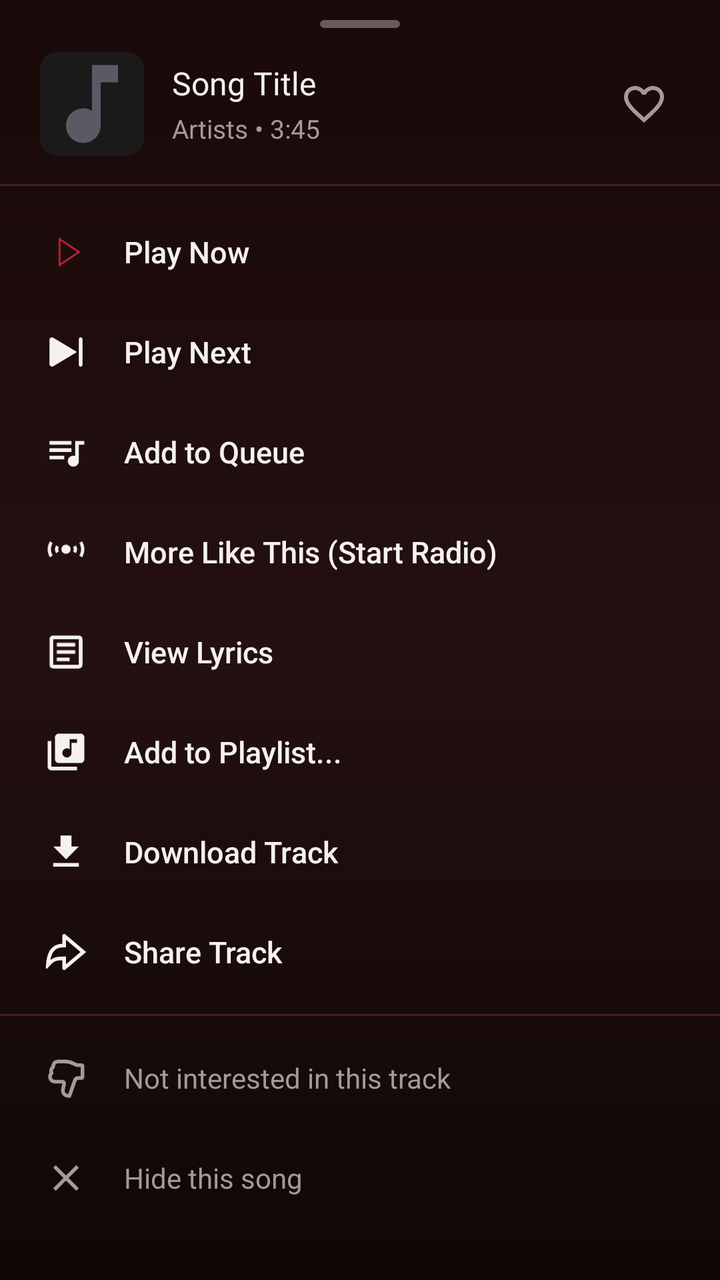
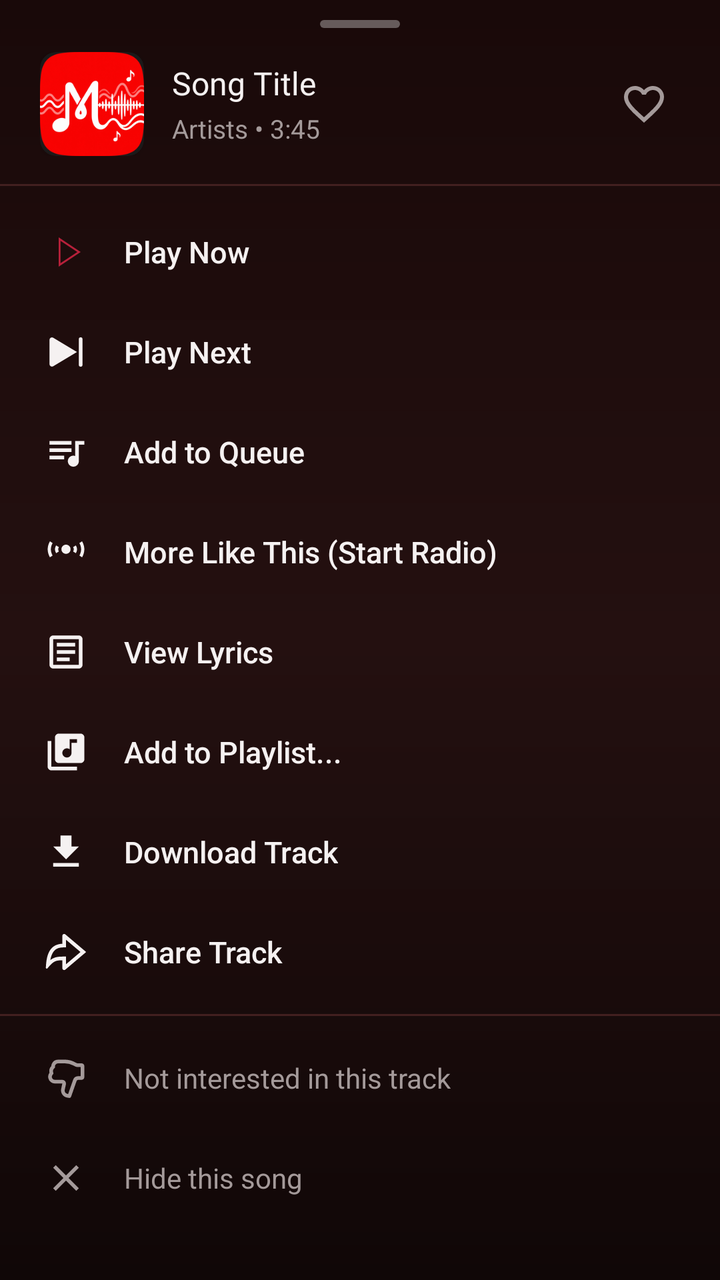

Before-and-after screenshots of an Android layout around one commit, followed by the original layout XML and the change that was made.
<!-- AndroidManifest.xml: application theme Theme.BraveMusicPlayer -->
<!-- res/layout/dialog_song_options.xml -->
<?xml version="1.0" encoding="utf-8"?>
<LinearLayout xmlns:android="http://schemas.android.com/apk/res/android"
    xmlns:app="http://schemas.android.com/apk/res-auto"
    android:layout_width="match_parent"
    android:layout_height="wrap_content"
    android:background="@drawable/bg_now_playing_sheet"
    android:orientation="vertical"
    android:paddingTop="8dp"
    android:paddingBottom="24dp">

    
    <ImageView
        android:layout_width="wrap_content"
        android:layout_height="wrap_content"
        android:layout_gravity="center_horizontal"
        android:layout_marginTop="2dp"
        android:layout_marginBottom="12dp"
        android:importantForAccessibility="no"
        android:src="@drawable/single_bar_drag_handle" />

    
    <LinearLayout
        android:layout_width="match_parent"
        android:layout_height="wrap_content"
        android:gravity="center_vertical"
        android:orientation="horizontal"
        android:paddingStart="20dp"
        android:paddingEnd="16dp"
        android:paddingBottom="14dp">

        <androidx.cardview.widget.CardView
            android:layout_width="52dp"
            android:layout_height="52dp"
            app:cardBackgroundColor="@color/surfaceCard"
            app:cardCornerRadius="8dp"
            app:cardElevation="2dp">

            <ImageView
                android:id="@+id/ivSongOptionArtwork"
                android:layout_width="match_parent"
                android:layout_height="match_parent"
                android:contentDescription="Song artwork"
                android:scaleType="centerCrop"
                android:src="@drawable/ic_music_note" />
        </androidx.cardview.widget.CardView>

        <LinearLayout
            android:layout_width="0dp"
            android:layout_height="wrap_content"
            android:layout_marginStart="14dp"
            android:layout_weight="1"
            android:orientation="vertical">

            <TextView
                android:id="@+id/tvSongOptionTitle"
                android:layout_width="wrap_content"
                android:layout_height="wrap_content"
                android:ellipsize="end"
                android:fontFamily="@font/youtube_sans_bold_font"
                android:maxLines="1"
                android:text="Song Title"
                android:textColor="@color/textPrimary"
                android:textSize="16sp" />

            <TextView
                android:id="@+id/tvSongOptionArtists"
                android:layout_width="wrap_content"
                android:layout_height="wrap_content"
                android:layout_marginTop="3dp"
                android:ellipsize="end"
                android:fontFamily="sans-serif"
                android:maxLines="1"
                android:text="Artists • 3:45"
                android:textColor="@color/textSecondary"
                android:textSize="13sp" />
        </LinearLayout>

        
        <ImageView
            android:id="@+id/btnSongOptionLike"
            android:layout_width="44dp"
            android:layout_height="44dp"
            android:background="?android:attr/selectableItemBackgroundBorderless"
            android:contentDescription="Favorite track"
            android:padding="10dp"
            android:src="@drawable/ic_heart_outline"
            app:tint="@color/textSecondary" />
    </LinearLayout>

    <View
        android:layout_width="match_parent"
        android:layout_height="1dp"
        android:background="@color/borderSubtle" />

    
    <androidx.core.widget.NestedScrollView
        android:layout_width="match_parent"
        android:layout_height="wrap_content"
        android:overScrollMode="never">

        <LinearLayout
            android:id="@+id/layoutSongOptionsList"
            android:layout_width="match_parent"
            android:layout_height="wrap_content"
            android:orientation="vertical"
            android:paddingTop="8dp"
            android:paddingBottom="16dp">

            
            <LinearLayout
                android:id="@+id/optPlayNow"
                android:layout_width="match_parent"
                android:layout_height="50dp"
                android:background="?android:attr/selectableItemBackground"
                android:clickable="true"
                android:focusable="true"
                android:gravity="center_vertical"
                android:orientation="horizontal"
                android:paddingStart="22dp"
                android:paddingEnd="20dp">

                <ImageView
                    android:layout_width="22dp"
                    android:layout_height="22dp"
                    android:importantForAccessibility="no"
                    android:src="@drawable/ic_ytm_play"
                    app:tint="@color/accentPrimary" />

                <TextView
                    android:layout_width="wrap_content"
                    android:layout_height="wrap_content"
                    android:layout_marginStart="18dp"
                    android:fontFamily="sans-serif-medium"
                    android:text="Play Now"
                    android:textColor="@color/textPrimary"
                    android:textSize="15sp" />
            </LinearLayout>

            
            <LinearLayout
                android:id="@+id/optPlayNext"
                android:layout_width="match_parent"
                android:layout_height="50dp"
                android:background="?android:attr/selectableItemBackground"
                android:clickable="true"
                android:focusable="true"
                android:gravity="center_vertical"
                android:orientation="horizontal"
                android:paddingStart="22dp"
                android:paddingEnd="20dp">

                <ImageView
                    android:layout_width="22dp"
                    android:layout_height="22dp"
                    android:importantForAccessibility="no"
                    android:src="@drawable/ic_ytm_skip_next"
                    app:tint="@color/textPrimary" />

                <TextView
                    android:layout_width="wrap_content"
                    android:layout_height="wrap_content"
                    android:layout_marginStart="18dp"
                    android:fontFamily="sans-serif-medium"
                    android:text="Play Next"
                    android:textColor="@color/textPrimary"
                    android:textSize="15sp" />
            </LinearLayout>

            
            <LinearLayout
                android:id="@+id/optAddToQueue"
                android:layout_width="match_parent"
                android:layout_height="50dp"
                android:background="?android:attr/selectableItemBackground"
                android:clickable="true"
                android:focusable="true"
                android:gravity="center_vertical"
                android:orientation="horizontal"
                android:paddingStart="22dp"
                android:paddingEnd="20dp">

                <ImageView
                    android:layout_width="22dp"
                    android:layout_height="22dp"
                    android:importantForAccessibility="no"
                    android:src="@drawable/ic_queue_music"
                    app:tint="@color/textPrimary" />

                <TextView
                    android:layout_width="wrap_content"
                    android:layout_height="wrap_content"
                    android:layout_marginStart="18dp"
                    android:fontFamily="sans-serif-medium"
                    android:text="Add to Queue"
                    android:textColor="@color/textPrimary"
                    android:textSize="15sp" />
            </LinearLayout>

            
            <LinearLayout
                android:id="@+id/optStartRadio"
                android:layout_width="match_parent"
                android:layout_height="50dp"
                android:background="?android:attr/selectableItemBackground"
                android:clickable="true"
                android:focusable="true"
                android:gravity="center_vertical"
                android:orientation="horizontal"
                android:paddingStart="22dp"
                android:paddingEnd="20dp">

                <ImageView
                    android:layout_width="22dp"
                    android:layout_height="22dp"
                    android:importantForAccessibility="no"
                    android:src="@drawable/ic_radio"
                    app:tint="@color/textPrimary" />

                <TextView
                    android:layout_width="wrap_content"
                    android:layout_height="wrap_content"
                    android:layout_marginStart="18dp"
                    android:fontFamily="sans-serif-medium"
                    android:text="More Like This (Start Radio)"
                    android:textColor="@color/textPrimary"
                    android:textSize="15sp" />
            </LinearLayout>

            
            <LinearLayout
                android:id="@+id/optLyrics"
                android:layout_width="match_parent"
                android:layout_height="50dp"
                android:background="?android:attr/selectableItemBackground"
                android:clickable="true"
                android:focusable="true"
                android:gravity="center_vertical"
                android:orientation="horizontal"
                android:paddingStart="22dp"
                android:paddingEnd="20dp">

                <ImageView
                    android:layout_width="22dp"
                    android:layout_height="22dp"
                    android:importantForAccessibility="no"
                    android:src="@drawable/ic_lyrics"
                    app:tint="@color/textPrimary" />

                <TextView
                    android:layout_width="wrap_content"
                    android:layout_height="wrap_content"
                    android:layout_marginStart="18dp"
                    android:fontFamily="sans-serif-medium"
                    android:text="View Lyrics"
                    android:textColor="@color/textPrimary"
                    android:textSize="15sp" />
            </LinearLayout>

            
            <LinearLayout
                android:id="@+id/layoutSongOptionArtists"
                android:layout_width="match_parent"
                android:layout_height="wrap_content"
                android:orientation="vertical" />

            
            <LinearLayout
                android:id="@+id/optAddToPlaylist"
                android:layout_width="match_parent"
                android:layout_height="50dp"
                android:background="?android:attr/selectableItemBackground"
                android:clickable="true"
                android:focusable="true"
                android:gravity="center_vertical"
                android:orientation="horizontal"
                android:paddingStart="22dp"
                android:paddingEnd="20dp">

                <ImageView
                    android:layout_width="22dp"
                    android:layout_height="22dp"
                    android:importantForAccessibility="no"
                    android:src="@drawable/ic_library_music"
                    app:tint="@color/textPrimary" />

                <TextView
                    android:layout_width="wrap_content"
                    android:layout_height="wrap_content"
                    android:layout_marginStart="18dp"
                    android:fontFamily="sans-serif-medium"
                    android:text="Add to Playlist..."
                    android:textColor="@color/textPrimary"
                    android:textSize="15sp" />
            </LinearLayout>

            
            <LinearLayout
                android:id="@+id/optDownload"
                android:layout_width="match_parent"
                android:layout_height="50dp"
                android:background="?android:attr/selectableItemBackground"
                android:clickable="true"
                android:focusable="true"
                android:gravity="center_vertical"
                android:orientation="horizontal"
                android:paddingStart="22dp"
                android:paddingEnd="20dp">

                <ImageView
                    android:id="@+id/ivDownloadIcon"
                    android:layout_width="22dp"
                    android:layout_height="22dp"
                    android:importantForAccessibility="no"
                    android:src="@drawable/ic_download"
                    app:tint="@color/textPrimary" />

                <TextView
                    android:id="@+id/tvDownloadText"
                    android:layout_width="wrap_content"
                    android:layout_height="wrap_content"
                    android:layout_marginStart="18dp"
                    android:fontFamily="sans-serif-medium"
                    android:text="Download Track"
                    android:textColor="@color/textPrimary"
                    android:textSize="15sp" />
            </LinearLayout>

            
            <LinearLayout
                android:id="@+id/optShare"
                android:layout_width="match_parent"
                android:layout_height="50dp"
                android:background="?android:attr/selectableItemBackground"
                android:clickable="true"
                android:focusable="true"
                android:gravity="center_vertical"
                android:orientation="horizontal"
                android:paddingStart="22dp"
                android:paddingEnd="20dp">

                <ImageView
                    android:layout_width="22dp"
                    android:layout_height="22dp"
                    android:importantForAccessibility="no"
                    android:src="@drawable/ic_ytm_share"
                    app:tint="@color/textPrimary" />

                <TextView
                    android:layout_width="wrap_content"
                    android:layout_height="wrap_content"
                    android:layout_marginStart="18dp"
                    android:fontFamily="sans-serif-medium"
                    android:text="Share Track"
                    android:textColor="@color/textPrimary"
                    android:textSize="15sp" />
            </LinearLayout>

            
            <LinearLayout
                android:id="@+id/optRemoveFromPlaylist"
                android:layout_width="match_parent"
                android:layout_height="50dp"
                android:background="?android:attr/selectableItemBackground"
                android:clickable="true"
                android:focusable="true"
                android:gravity="center_vertical"
                android:orientation="horizontal"
                android:paddingStart="22dp"
                android:paddingEnd="20dp"
                android:visibility="gone">

                <ImageView
                    android:layout_width="22dp"
                    android:layout_height="22dp"
                    android:importantForAccessibility="no"
                    android:src="@drawable/ic_delete"
                    app:tint="@color/accentPrimary" />

                <TextView
                    android:id="@+id/tvRemoveFromPlaylistText"
                    android:layout_width="wrap_content"
                    android:layout_height="wrap_content"
                    android:layout_marginStart="18dp"
                    android:fontFamily="sans-serif-medium"
                    android:text="Remove from Playlist"
                    android:textColor="@color/accentPrimary"
                    android:textSize="15sp" />
            </LinearLayout>

            
            <View
                android:layout_width="match_parent"
                android:layout_height="1dp"
                android:layout_marginTop="6dp"
                android:layout_marginBottom="6dp"
                android:background="@color/borderSubtle" />

            
            <LinearLayout
                android:id="@+id/optNotInterested"
                android:layout_width="match_parent"
                android:layout_height="50dp"
                android:background="?android:attr/selectableItemBackground"
                android:clickable="true"
                android:focusable="true"
                android:gravity="center_vertical"
                android:orientation="horizontal"
                android:paddingStart="22dp"
                android:paddingEnd="20dp">

                <ImageView
                    android:layout_width="22dp"
                    android:layout_height="22dp"
                    android:importantForAccessibility="no"
                    android:src="@drawable/ic_ytm_thumb_down_outline"
                    app:tint="@color/textSecondary" />

                <TextView
                    android:layout_width="wrap_content"
                    android:layout_height="wrap_content"
                    android:layout_marginStart="18dp"
                    android:fontFamily="sans-serif"
                    android:text="Not interested in this track"
                    android:textColor="@color/textSecondary"
                    android:textSize="14sp" />
            </LinearLayout>

            
            <LinearLayout
                android:id="@+id/optHideSong"
                android:layout_width="match_parent"
                android:layout_height="50dp"
                android:background="?android:attr/selectableItemBackground"
                android:clickable="true"
                android:focusable="true"
                android:gravity="center_vertical"
                android:orientation="horizontal"
                android:paddingStart="22dp"
                android:paddingEnd="20dp">

                <ImageView
                    android:layout_width="22dp"
                    android:layout_height="22dp"
                    android:importantForAccessibility="no"
                    android:src="@drawable/ic_close"
                    app:tint="@color/textSecondary" />

                <TextView
                    android:id="@+id/tvHideSongText"
                    android:layout_width="wrap_content"
                    android:layout_height="wrap_content"
                    android:layout_marginStart="18dp"
                    android:fontFamily="sans-serif"
                    android:text="Hide this song"
                    android:textColor="@color/textSecondary"
                    android:textSize="14sp" />
            </LinearLayout>

            
            <LinearLayout
                android:id="@+id/optSettings"
                android:layout_width="match_parent"
                android:layout_height="50dp"
                android:background="?android:attr/selectableItemBackground"
                android:clickable="true"
                android:focusable="true"
                android:gravity="center_vertical"
                android:orientation="horizontal"
                android:paddingStart="22dp"
                android:paddingEnd="20dp">

                <ImageView
                    android:layout_width="22dp"
                    android:layout_height="22dp"
                    android:importantForAccessibility="no"
                    android:src="@drawable/ic_settings"
                    app:tint="@color/textSecondary" />

                <TextView
                    android:layout_width="wrap_content"
                    android:layout_height="wrap_content"
                    android:layout_marginStart="18dp"
                    android:fontFamily="sans-serif"
                    android:text="Playback &amp; Recommendation Settings"
                    android:textColor="@color/textSecondary"
                    android:textSize="14sp" />
            </LinearLayout>
        </LinearLayout>
    </androidx.core.widget.NestedScrollView>
</LinearLayout>
<!-- resources referenced by this layout -->
<resources>
  <color name="accentPrimary">#B8203A</color>
  <color name="borderSubtle">#422020</color>
  <color name="surfaceCard">#1B1919</color>
  <color name="textPrimary">#F5F1F1</color>
  <color name="textSecondary">#A49A9A</color>
  <!-- drawable ic_close (drawable) -->
  <vector xmlns:android="http://schemas.android.com/apk/res/android"
      android:width="24dp"
      android:height="24dp"
      android:viewportWidth="24"
      android:viewportHeight="24">
      <path
          android:fillColor="#FFFFFFFF"
          android:pathData="M19,6.41L17.59,5 12,10.59 6.41,5 5,6.41 10.59,12 5,17.59 6.41,19 12,13.41 17.59,19 19,17.59 13.41,12z"/>
  </vector>
  <!-- drawable ic_delete (drawable) -->
  <vector xmlns:android="http://schemas.android.com/apk/res/android"
      android:width="24dp"
      android:height="24dp"
      android:viewportWidth="24"
      android:viewportHeight="24">
    <path
        android:fillColor="@color/white_primary"
        android:pathData="M6,19c0,1.1 0.9,2 2,2h8c1.1,0 2,-0.9 2,-2V7H6v12zM19,4h-3.5l-1,-1h-5l-1,1H5v2h14V4z"/>
  </vector>
  <!-- drawable ic_download (drawable) -->
  <vector xmlns:android="http://schemas.android.com/apk/res/android"
      android:width="24dp"
      android:height="24dp"
      android:viewportWidth="24"
      android:viewportHeight="24">
    <path
        android:fillColor="@android:color/white"
        android:pathData="M19,9h-4V3H9v6H5l7,7 7,-7zM5,18v2h14v-2H5z"/>
  </vector>
  <!-- drawable ic_music_note (drawable) -->
  <vector xmlns:android="http://schemas.android.com/apk/res/android"
      android:width="24dp"
      android:height="24dp"
      android:viewportWidth="24"
      android:viewportHeight="24">
      <path
          android:fillColor="#5A5A64"
          android:pathData="M12,3v10.55c-0.59,-0.34 -1.27,-0.55 -2,-0.55 -2.21,0 -4,1.79 -4,4s1.79,4 4,4 4,-1.79 4,-4V7h4V3h-6z"/>
  </vector>
  <!-- drawable ic_ytm_play (drawable) -->
  <?xml version="1.0" encoding="utf-8"?>
  <vector  android:height="24.0dp" android:width="24.0dp" android:viewportWidth="24.0" android:viewportHeight="24.0"
    xmlns:android="http://schemas.android.com/apk/res/android">
      <path android:fillColor="@android:color/white" android:pathData="M9,5.87L18.2,12L9,18.13V5.87M8,4v16l12,-8L8,4L8,4z" />
  </vector>
  <!-- drawable single_bar_drag_handle (drawable) -->
  <?xml version="1.0" encoding="utf-8"?>
  <shape android:shape="rectangle"
    xmlns:android="http://schemas.android.com/apk/res/android">
      <corners android:radius="3.0dp" />
      <solid android:color="#55FFFFFF" />
      <size android:height="@dimen/yt_sys_measurement_size_min" android:width="@dimen/yt_sys_measurement_size_hero" />
  </shape>
  <color name="backgroundSecondary">#190909</color>
  <color name="surfaceElevated">#241010</color>
  <color name="background">#100707</color>
  <color name="white_primary">@color/textPrimary</color>
  <dimen name="yt_sys_measurement_size_min">4dp</dimen>
  <dimen name="yt_sys_measurement_size_hero">40dp</dimen>
  <color name="accentPressed">#8F1830</color>
  <!-- drawable bg_ytm_gradient (drawable) -->
  <?xml version="1.0" encoding="utf-8"?>
  <shape xmlns:android="http://schemas.android.com/apk/res/android"
      android:shape="rectangle">
      <gradient
          android:angle="270"
          android:startColor="@color/backgroundSecondary"
          android:endColor="@color/background"
          android:type="linear" />
  </shape>
  <style name="MelodyBottomSheetDialogTheme" parent="Theme.Design.Light.BottomSheetDialog">
          <item name="bottomSheetStyle">@style/MelodyBottomSheetStyle</item>
          <item name="android:windowIsFloating">false</item>
          <item name="android:navigationBarColor">@color/backgroundSecondary</item>
          <item name="android:windowLightNavigationBar" tools:targetApi="27">false</item>
      </style>
  <style name="MelodyBottomSheetStyle" parent="Widget.Design.BottomSheet.Modal">
          <item name="android:background">@android:color/transparent</item>
      </style>
  <!-- unchanged entries left out for length: 11 -->
</resources>

<!-- the commit's change to res/layout/dialog_song_options.xml (unified diff, before → after) -->
@@ -41,7 +41,7 @@
                 android:layout_height="match_parent"
                 android:contentDescription="Song artwork"
                 android:scaleType="centerCrop"
-                android:src="@drawable/ic_music_note" />
+                android:src="@drawable/ic_melody_logo" />
         </androidx.cardview.widget.CardView>
 
         <LinearLayout
<!-- resource entries referenced after the edit -->
@@ -35,16 +35,7 @@
         android:fillColor="@android:color/white"
         android:pathData="M19,9h-4V3H9v6H5l7,7 7,-7zM5,18v2h14v-2H5z"/>
   </vector>
-  <!-- drawable ic_music_note (drawable) -->
-  <vector xmlns:android="http://schemas.android.com/apk/res/android"
-      android:width="24dp"
-      android:height="24dp"
-      android:viewportWidth="24"
-      android:viewportHeight="24">
-      <path
-          android:fillColor="#5A5A64"
-          android:pathData="M12,3v10.55c-0.59,-0.34 -1.27,-0.55 -2,-0.55 -2.21,0 -4,1.79 -4,4s1.79,4 4,4 4,-1.79 4,-4V7h4V3h-6z"/>
-  </vector>
+  <!-- drawable ic_melody_logo: png bitmap (drawable, 46801 bytes) -->
   <!-- drawable ic_ytm_play (drawable) -->
   <?xml version="1.0" encoding="utf-8"?>
   <vector  android:height="24.0dp" android:width="24.0dp" android:viewportWidth="24.0" android:viewportHeight="24.0"
